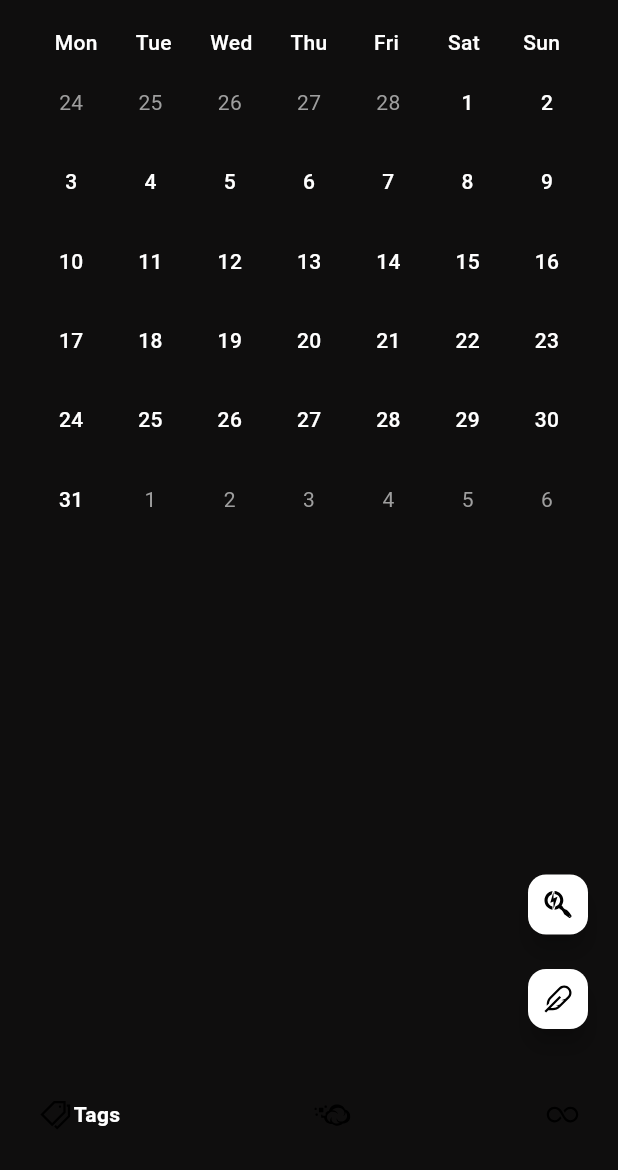
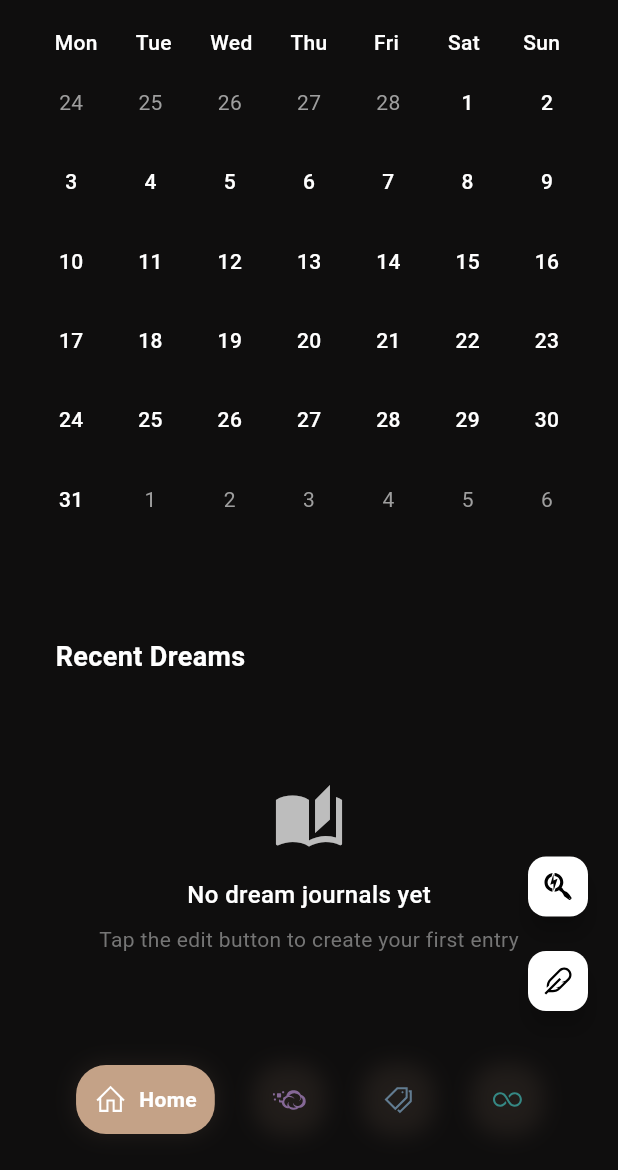
Before and after one commit to sequitria/Dream-Mapper, a Flutter app: the screen it shows after launch, on a phone screen of 412 x 824 dp, the part 66-1236 px from its top. Run offline on Flutter 3.47's test engine with Material 3 defaults, Android fonts, the phone set to English and light mode, and no system bars; drawn by our look-alikes of google_nav_bar; our stand-ins replace isar, line_icons; accounts and stored records are empty; generated files the repository leaves out were written again.

Commit message:
got a janky journal list view in homepage and a decent navbar now
need to fix the nav bar to make em go to different pages, also rebuild the state of listview each time a journal is made

```diff
--- a/lib/pages/home_page.dart
+++ b/lib/pages/home_page.dart
@@ -1,6 +1,9 @@
+import 'package:dream_mapper/services/journal_display_data_controller.dart';
+import 'package:dream_mapper/services/journal_services.dart';
 import 'package:dream_mapper/util/floating_buttons.dart';
-import 'package:dream_mapper/util/nav_bar.dart';
+import 'package:dream_mapper/widgets/nav_bar.dart';
 import 'package:dream_mapper/widgets/calendar.dart';
+import 'package:dream_mapper/widgets/journal_scroll.dart';
 import 'package:flutter/material.dart';
 
 class HomePage extends StatefulWidget {
@@ -11,20 +14,29 @@ class HomePage extends StatefulWidget {
 }
 
 class _HomePageState extends State<HomePage> {
+  final JournalDisplayDataController _controller =
+      JournalDisplayDataController(JournalServices());
   @override
   Widget build(BuildContext context) {
     return Scaffold(
       //backgroundColor: const Color.fromARGB(221, 26, 2, 2),
       body: Column(
         children: [
-          Expanded(child: Calendar()),
+          Expanded(flex: 5, child: Calendar()),
+          Expanded(
+            flex: 3,
+            child: JournalScroll(controller: _controller)
+          ),
+
+          // SizedBox(
+          //   height: 100,
+          // )
         ],
       ),
       // Make a journal viewer
 
       floatingActionButton: FloatingButtons(),
-      bottomNavigationBar: SafeArea(
-        child: NavBar()
+      bottomNavigationBar: SafeArea(child: NavBar(),
       ),
     );
   }
--- /dev/null
+++ b/lib/services/journal_display_data_controller.dart
@@ -0,0 +1,13 @@
+import 'package:dream_mapper/models/journal.dart';
+import 'package:dream_mapper/services/journal_services.dart';
+
+class JournalDisplayDataController {
+  final JournalServices _journalService;
+
+  JournalDisplayDataController(this._journalService);
+
+  // Return the latest 20 journals
+  Future<List<Journal>> getLatestTwentyJournals() {
+    return _journalService.getFirstTwentyJournals();
+  }
+}
--- a/lib/util/nav_bar.dart
+++ /dev/null
@@ -1,25 +0,0 @@
-import 'package:flutter/material.dart';
-import 'package:google_nav_bar/google_nav_bar.dart';
-import 'package:line_icons/line_icons.dart';
-
-class NavBar extends StatelessWidget {
-  const NavBar({super.key});
-
-  @override
-  Widget build(BuildContext context) {
-    return const GNav(tabs: [
-      GButton(
-        icon: LineIcons.tags,
-        text: 'Tags',
-      ),
-      GButton(
-        icon: LineIcons.cloudversify,
-        text: 'Journals',
-      ),
-      GButton(
-        icon: LineIcons.infinity,
-        text: 'Data',
-      )
-    ]);
-  }
-}
--- a/lib/widgets/journal_scroll.dart
+++ b/lib/widgets/journal_scroll.dart
@@ -1,17 +1,107 @@
+import 'package:dream_mapper/services/journal_display_data_controller.dart';
+import 'package:dream_mapper/util/journal_preview_card.dart.dart';
 import 'package:flutter/material.dart';
 
-class JournalScroll extends StatefulWidget {
-  const JournalScroll({super.key});
+class JournalScroll extends StatelessWidget {
+  final JournalDisplayDataController controller;
+  final Function(int)? onPageChanged;
 
-  @override
-  State<JournalScroll> createState() => _JournalScrollState();
-}
-
-class _JournalScrollState extends State<JournalScroll> {
-
+  const JournalScroll({
+    super.key,
+    required this.controller,
+    this.onPageChanged,
+  });
 
   @override
   Widget build(BuildContext context) {
-    return Container();
+    return Column(
+      crossAxisAlignment: CrossAxisAlignment.start,
+      children: [
+        // Section title
+        Padding(
+          padding: const EdgeInsets.fromLTRB(37, 8, 35, 12),
+          child: Row(
+            mainAxisAlignment: MainAxisAlignment.spaceBetween,
+            children: [
+              const Text(
+                'Recent Dreams',
+                style: TextStyle(
+                  fontSize: 18,
+                  fontWeight: FontWeight.w600,
+                ),
+              ),
+
+            ],
+          ),
+        ),
+
+        // Page indicator dots will be here if needed
+
+        // Journal previews
+        Expanded(
+          child: FutureBuilder(
+            future: controller.getLatestTwentyJournals(),
+            builder: (context, snapshot) {
+              // Show loading when waiting
+              if (snapshot.connectionState == ConnectionState.waiting) {
+                return const Center(
+                    child: CircularProgressIndicator.adaptive());
+              }
+
+              // Handle error gracefully
+              if (snapshot.hasError) {
+                return Center(
+                  child: Text(
+                    'Error Loading in Journals: ${snapshot.error}',
+                    style: TextStyle(color: Colors.red),
+                  ),
+                );
+              }
+
+              // Show this when no data available
+              final journals = snapshot.data ?? [];
+              if (journals.isEmpty) {
+                return Center(
+                  child: Column(
+                    mainAxisAlignment: MainAxisAlignment.center,
+                    children: [
+                      Icon(Icons.auto_stories,
+                          size: 48, color: Colors.grey[400]),
+                      const SizedBox(height: 16),
+                      const Text(
+                        'No dream journals yet',
+                        style: TextStyle(
+                          fontSize: 16,
+                          fontWeight: FontWeight.w500,
+                        ),
+                      ),
+                      const SizedBox(height: 8),
+                      Text(
+                        'Tap the edit button to create your first entry',
+                        style: TextStyle(color: Colors.grey[600]),
+                      ),
+                    ],
+                  ),
+                );
+              }
+
+              // Page view of journal previews
+              return PageView.builder(
+                controller: PageController(viewportFraction: 0.9),
+                itemCount: journals.length,
+                onPageChanged: onPageChanged,
+                itemBuilder: (context, index) {
+                  final journal = journals[index];
+                  return Padding(
+                    padding: const EdgeInsets.symmetric(horizontal: 6.0),
+                    child: JournalPreviewCard(journal: journal),
+                  );
+                },
+              );
+            },
+          ),
+        ),
+      ],
+    );
   }
 }
--- /dev/null
+++ b/lib/widgets/nav_bar.dart
@@ -0,0 +1,103 @@
+import 'package:flutter/material.dart';
+import 'package:flutter/services.dart';
+import 'package:google_nav_bar/google_nav_bar.dart';
+import 'package:line_icons/line_icons.dart';
+
+class NavBar extends StatefulWidget {
+  final int initialIndex;
+  final Function(int)? onTabChange;
+
+  const NavBar({
+    super.key,
+    this.initialIndex = 0, // Default to Home tab
+    this.onTabChange,
+  });
+
+  @override
+  State<NavBar> createState() => _NavBarState();
+}
+
+class _NavBarState extends State<NavBar> {
+  late int _selectedIndex;
+
+  // Color palette
+  final List<Color> _tabColors = [
+    const Color(0xFFC4A287),
+    const Color(0xFF9E7BB5),
+    const Color(0xFF7294AF),
+    const Color(0xFF3AA39F),
+  ];
+
+  @override
+  void initState() {
+    super.initState();
+    _selectedIndex = widget.initialIndex;
+  }
+
+  @override
+  Widget build(BuildContext context) {
+    return Container(
+      margin: const EdgeInsets.fromLTRB(16, 8, 16, 16),
+      padding: const EdgeInsets.symmetric(horizontal: 8, vertical: 8),
+      child: GNav(
+        rippleColor: Colors.grey[800]!.withValues(alpha: 0.2),
+        hoverColor: Colors.grey[700]!.withValues(alpha: 0.1),
+        haptic: true,
+        gap: 8,
+        activeColor: Colors.white,
+        iconSize: 22,
+        padding: const EdgeInsets.symmetric(horizontal: 12, vertical: 12),
+        duration: const Duration(milliseconds: 300),
+        tabBackgroundColor: _tabColors[_selectedIndex],
+        tabBorderRadius: 20,
+        curve: Curves.fastOutSlowIn,
+        backgroundColor: Colors.transparent,
+        color: Colors.grey[600],
+        // Add the glow effect with tabShadow
+        tabShadow: [
+          BoxShadow(
+            color: _tabColors[_selectedIndex].withValues(alpha: 0.1),
+            blurRadius: 12,
+            spreadRadius: 1,
+          )
+        ],
+        mainAxisAlignment: MainAxisAlignment.spaceEvenly,
+        tabs: [
+          // Home tab
+          _buildTab(0, LineIcons.home, 'Home'),
+          // Dreams tab
+          _buildTab(1, LineIcons.cloudversify, 'Dreams'),
+          // Tags tab
+          _buildTab(2, LineIcons.tags, 'Tags'),
+          // Insights tab
+          _buildTab(3, LineIcons.infinity, 'Insights'),
+        ],
+        selectedIndex: _selectedIndex,
+        onTabChange: (index) {
+          setState(() {
+            _selectedIndex = index;
+          });
+          HapticFeedback.lightImpact();
+          if (widget.onTabChange != null) {
+            widget.onTabChange!(index);
+          }
+        },
+      ),
+    );
+  }
+
+  GButton _buildTab(int index, IconData icon, String text) {
+    bool isSelected = _selectedIndex == index;
+    Color iconColor =
+        isSelected ? Colors.white : _tabColors[index].withValues(alpha: 0.8);
+    Color textColor = isSelected ? Colors.white : _tabColors[index];
+
+    return GButton(
+      icon: icon,
+      text: text,
+      iconColor: iconColor,
+      iconActiveColor: Colors.white,
+      textColor: textColor,
+    );
+  }
+}
--- a/pubspec.yaml
+++ b/pubspec.yaml
@@ -17,6 +17,7 @@ dependencies:
   path_provider: ^2.1.5
   google_nav_bar: ^5.0.7
   line_icons: ^2.0.3
+  intl: ^0.20.2
 
 dev_dependencies:
   flutter_test:
```
Also changed, not shown: lib/pages/create_journal_page.dart (+7 -15 lines), lib/services/journal_editing_controller.dart (+29 -1 lines), lib/services/journal_services.dart (+50 -4 lines), lib/util/horizontal_divider.dart (deleted, +0 -16 lines), lib/util/journal_preview_card.dart.dart (added, +242 -0 lines), lib/util/sunken_text_field.dart (+5 -5 lines), lib/util/tag.dart (added, +22 -0 lines), lib/util/ultra_spacer.dart (deleted, +0 -21 lines), lib/widgets/dream_tag_containment.dart (added, +44 -0 lines), lib/widgets/tag_housing.dart (renamed from lib/util/tag_housing.dart, +4 -9 lines), pubspec.lock.
